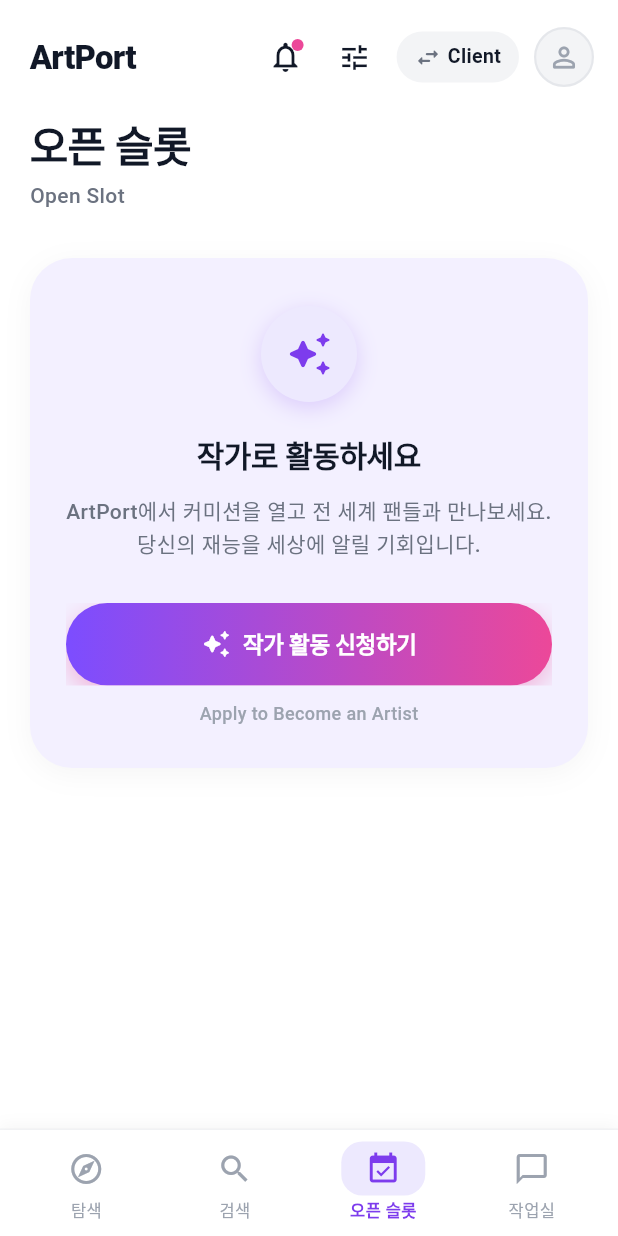
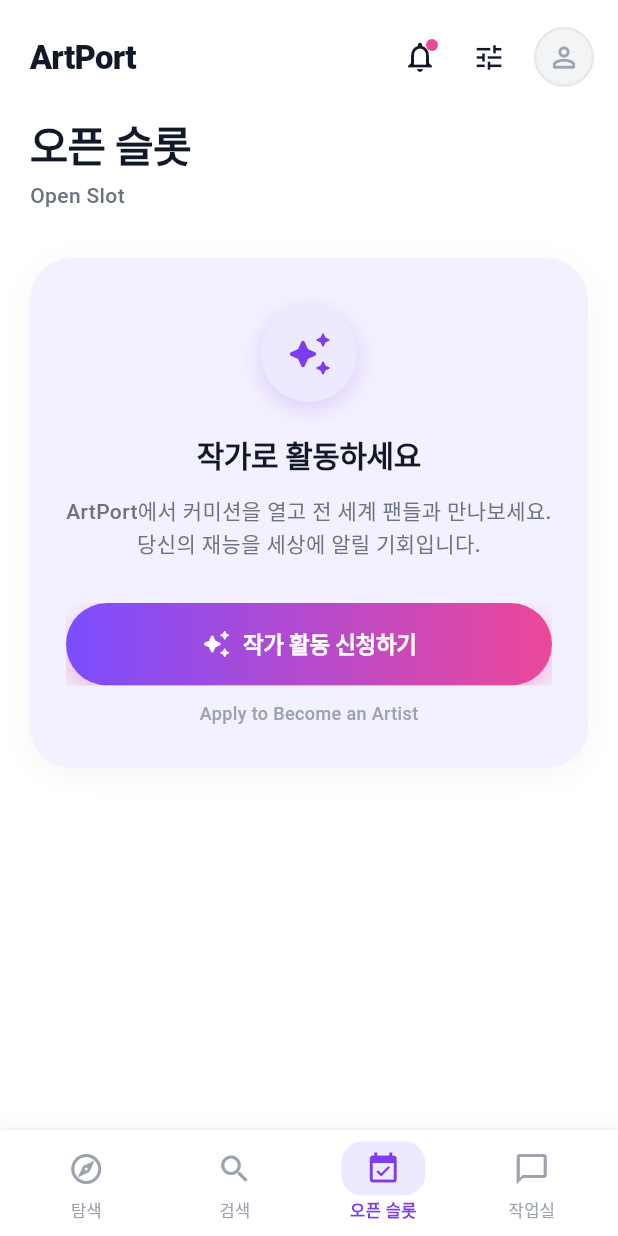
Before and after one commit to hyerin10/art_port, a Flutter app: the screen it shows after launch, item 3 of the bottom bar chosen, on a phone screen of 412 x 824 dp. Run offline on Flutter 3.47's test engine with Material 3 defaults, Android fonts, the phone set to English and light mode, and no system bars; our stand-ins replace file_picker, flutter_riverpod, image_picker; missing offline and left inert: gal; network calls fail.

Commit message:
fix: 고객, 작가 모드 변경 버튼 마이페이지 내로 이동

```diff
--- a/lib/features/common/widgets/art_port_header.dart
+++ b/lib/features/common/widgets/art_port_header.dart
@@ -15,6 +15,7 @@ class ArtPortHeader extends ConsumerWidget {
   Widget build(BuildContext context, WidgetRef ref) {
     final isArtistMode = ref.watch(appModeProvider);
     final isLoggedIn = ref.watch(authProvider);
+    final showMyPage = ref.watch(showMyPageProvider);
 
     final profileAvatarUrl = isArtistMode
         ? ref.watch(artistProfileProvider).avatarUrl
@@ -47,10 +48,20 @@ class ArtPortHeader extends ConsumerWidget {
               icon: Icons.tune,
               onPressed: () {},
             ),
-            const SizedBox(width: 8),
-            _ModeToggleChip(
-              isArtistMode: isArtistMode,
-              onTap: () => ref.read(appModeProvider.notifier).toggleMode(),
+            AnimatedSize(
+              duration: const Duration(milliseconds: 250),
+              curve: Curves.easeInOut,
+              alignment: Alignment.centerRight,
+              child: showMyPage
+                  ? Padding(
+                      padding: const EdgeInsets.only(left: 8),
+                      child: _ModeToggleChip(
+                        isArtistMode: isArtistMode,
+                        onTap: () =>
+                            ref.read(appModeProvider.notifier).toggleMode(),
+                      ),
+                    )
+                  : const SizedBox.shrink(),
             ),
             const SizedBox(width: 10),
             if (isLoggedIn)
```
